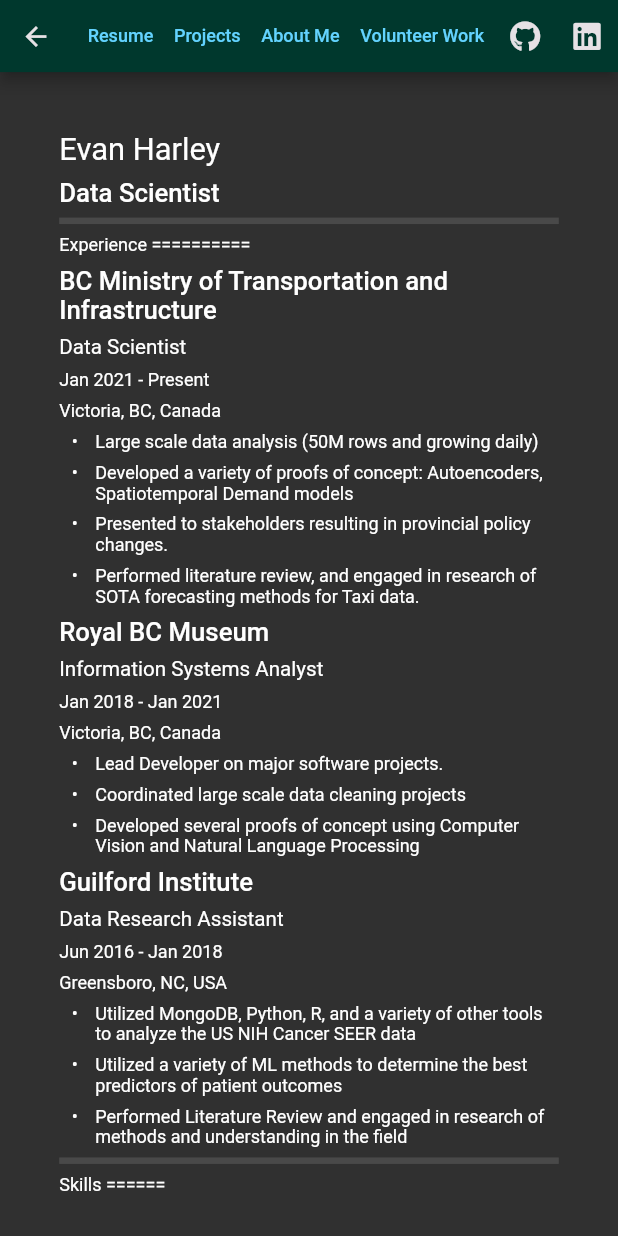
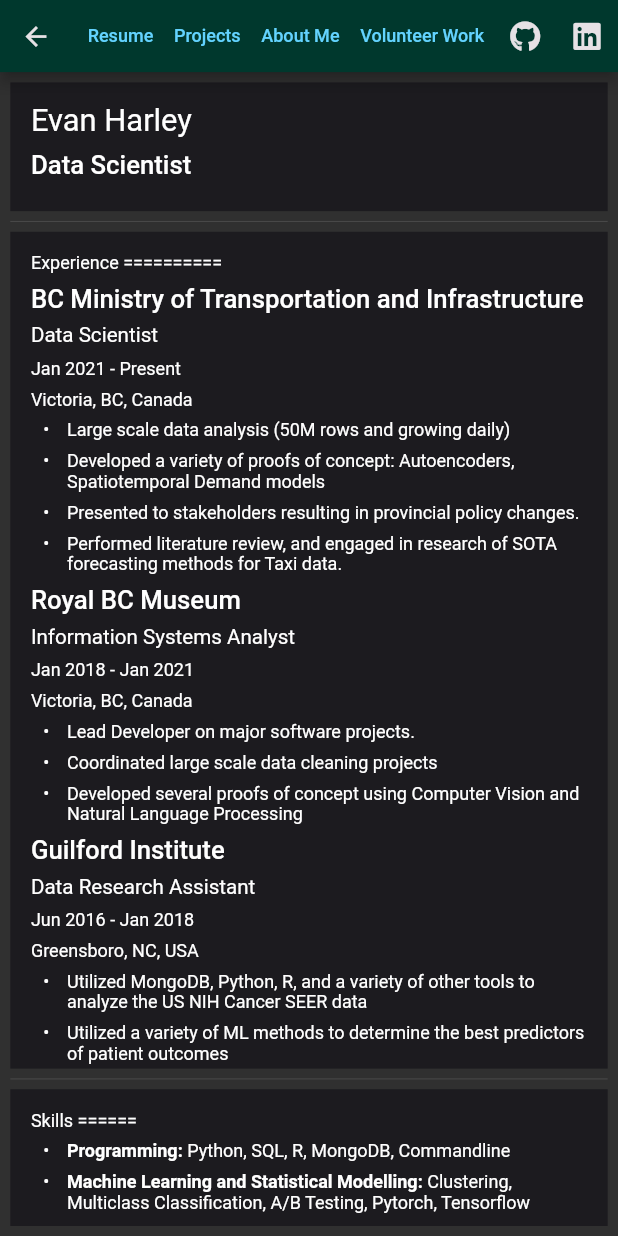
Before and after one commit to raven-black-dream/portfolio_page, a Flutter app: the screen it shows after launch, after a tap on "Resume", on a phone screen of 412 x 824 dp. Run offline on Flutter 3.47's test engine with Material 2 defaults, Android fonts, the phone set to English and light mode, and no system bars; our stand-ins replace flutter_markdown, font_awesome_flutter, responsive_framework.

Commit message:
Small refactor of resume

```diff
--- a/lib/Pages/resume.dart
+++ b/lib/Pages/resume.dart
@@ -9,6 +9,13 @@
 
   @override
   Widget build(BuildContext context) {
+    final List<Widget> parts = [
+      Markdown(data: resumeHeader),
+      Markdown(data: resumeExperience),
+      Markdown(data: resumeSkills),
+      Markdown(data: resumeEducation)];
+    final List<double> sizes = [100, 650, 150, 220];
+
     return Scaffold(
       appBar: AppBar(
         backgroundColor: Theme.of(context).colorScheme.onSecondary,
@@ -54,9 +61,19 @@
         ],
       ),
       body: Container(
-        margin: const EdgeInsets.all(30),
-        child: Markdown(data: resume)
-      ),
+        margin: const EdgeInsets.all(8),
+        child: ListView.separated(
+          itemCount: parts.length,
+          itemBuilder: (BuildContext context, int index) {
+            return Container(
+              height: sizes[index],
+              color: Theme.of(context).colorScheme.surface,
+              child: Center(child: parts[index])
+            );
+          },
+          separatorBuilder: (BuildContext context, int index) => const Divider(),
+        ),
+      )
     );
   }
 }
--- a/lib/main.dart
+++ b/lib/main.dart
@@ -64,7 +64,7 @@
             maxWidth: 1200,
             minWidth: 480,
             defaultScale: true,
-            breakpoints: [
+            breakpoints: const [
               ResponsiveBreakpoint.resize(480, name: MOBILE),
               ResponsiveBreakpoint.autoScale(800, name: TABLET),
               ResponsiveBreakpoint.resize(1000, name: DESKTOP),
--- a/lib/resume_markdown.dart
+++ b/lib/resume_markdown.dart
@@ -1,9 +1,10 @@
-String resume = """
+String resumeHeader = """
 # Evan Harley
 ## Data Scientist
 
-***
+""";
 
+String resumeExperience = """
 Experience
 ==========
 
@@ -40,15 +41,17 @@
 * Utilized MongoDB, Python, R, and a variety of other tools to analyze the US NIH Cancer SEER data
 * Utilized a variety of ML methods to determine the best predictors of patient outcomes
 * Performed Literature Review and engaged in research of methods and understanding in the field
-----
+""";
 
+String resumeSkills = """
 Skills
 ======
 * __Programming:__ Python, SQL, R, MongoDB, Commandline
 * __Machine Learning and Statistical Modelling:__ Clustering, Multiclass Classification, A/B Testing, Pytorch, Tensorflow
 * __Application Development:__ Django, Flask, FastAPI, Flutter
+""";
 
-----
+String resumeEducation = """
 
 Education
 =========
```
